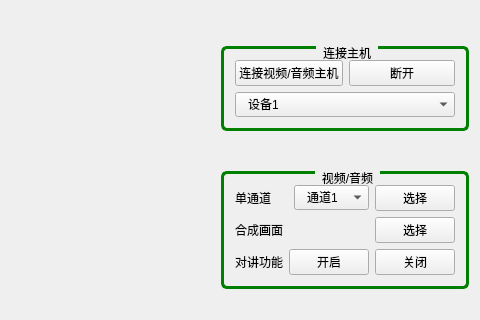
Old version of the form VideoManager.csr/mainwindow.ui in the repository Robbie-Juelich/CSR_Video; both pictures show x 680 to 1160 and y 0 to 320 of the 1160 by 668 pixel window.
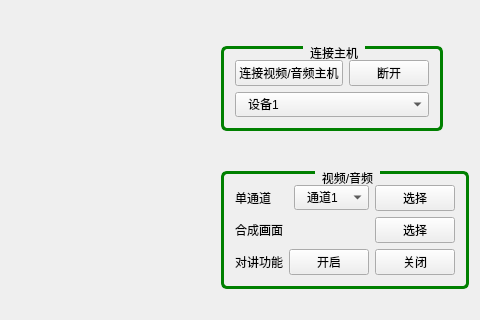
New version of the form. Custom widgets are drawn as their Qt base class.

```diff
--- a/VideoManager.csr/mainwindow.ui
+++ b/VideoManager.csr/mainwindow.ui
@@ -54,6 +54,19 @@
   </property>
   <widget class="QWidget" name="centralWidget">
    <layout class="QHBoxLayout" name="horizontalLayout_3">
+    <item>
+     <spacer name="horizontalSpacer">
+      <property name="orientation">
+       <enum>Qt::Horizontal</enum>
+      </property>
+      <property name="sizeHint" stdset="0">
+       <size>
+        <width>40</width>
+        <height>20</height>
+       </size>
+      </property>
+     </spacer>
+    </item>
     <item>
      <widget class="VideoPlayer" name="video_player" native="true">
       <property name="sizePolicy">
@@ -76,6 +89,19 @@
       </property>
      </widget>
     </item>
+    <item>
+     <spacer name="horizontalSpacer_2">
+      <property name="orientation">
+       <enum>Qt::Horizontal</enum>
+      </property>
+      <property name="sizeHint" stdset="0">
+       <size>
+        <width>40</width>
+        <height>20</height>
+       </size>
+      </property>
+     </spacer>
+    </item>
     <item>
      <layout class="QVBoxLayout" name="verticalLayout_3" stretch="0,0,0,0,0,0,0,0,0">
       <item>
@@ -96,6 +122,12 @@
         <property name="enabled">
          <bool>true</bool>
         </property>
+        <property name="sizePolicy">
+         <sizepolicy hsizetype="Maximum" vsizetype="Maximum">
+          <horstretch>0</horstretch>
+          <verstretch>0</verstretch>
+         </sizepolicy>
+        </property>
         <property name="title">
          <string>连接主机</string>
         </property>
```
Left out of the diff: 6 changed lines with no effect on the pictures.
